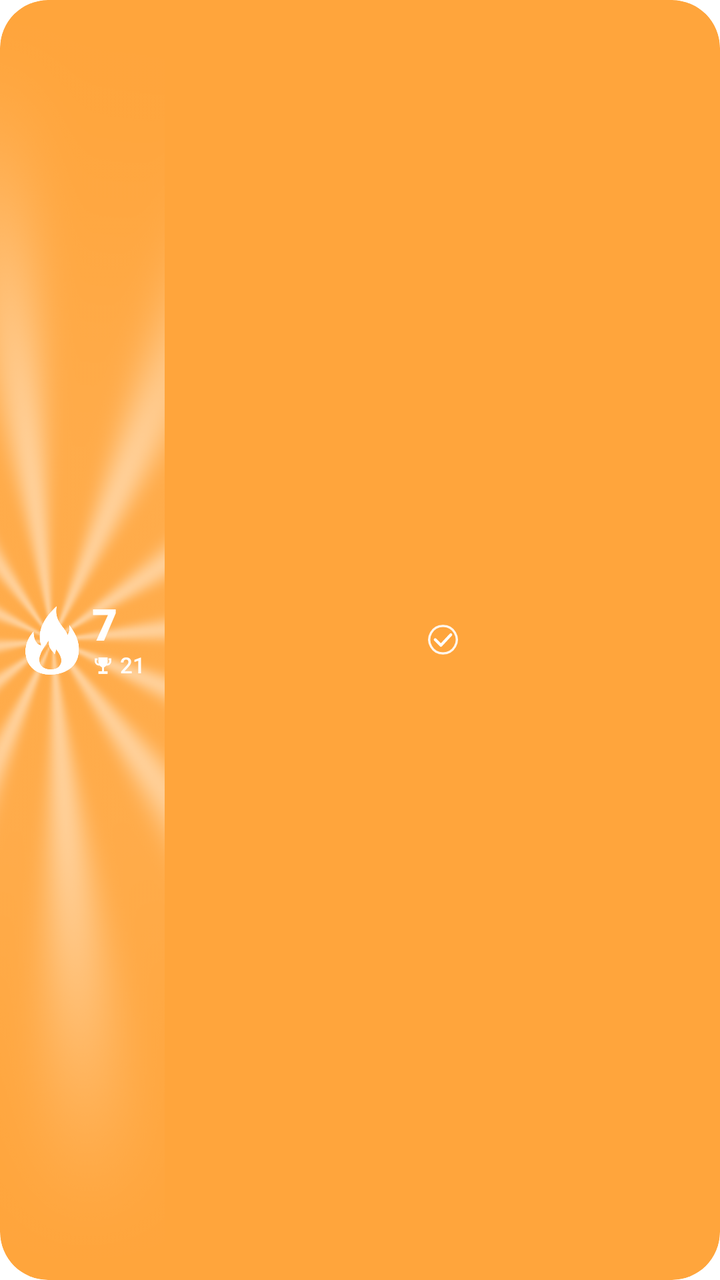
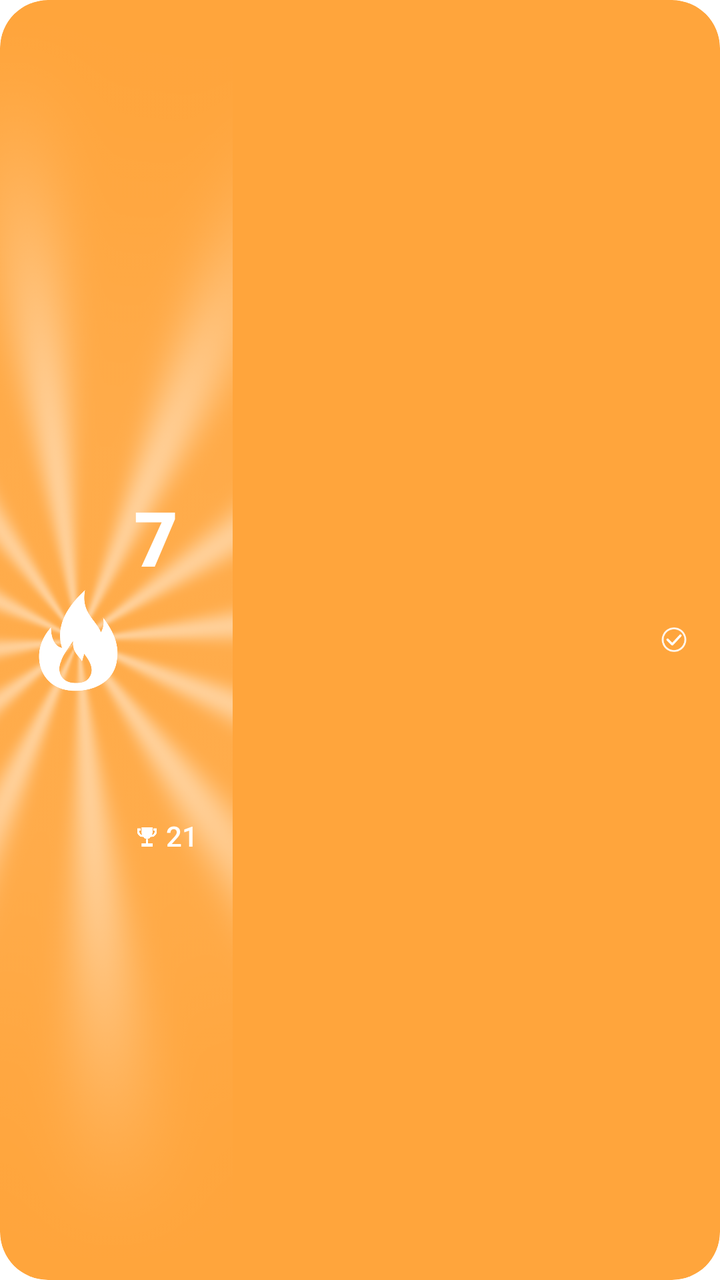

Two renders of the same Android screen: before a commit and after it. Below are the layout's source before the change and the commit's diff.
<!-- AndroidManifest.xml: fallback theme Theme.MaterialComponents.DayNight.NoActionBar -->
<!-- res/layout/streak_widget_row.xml -->
<?xml version="1.0" encoding="utf-8"?>
<FrameLayout xmlns:android="http://schemas.android.com/apk/res/android"
    android:id="@+id/streak_root"
    android:layout_width="match_parent"
    android:layout_height="match_parent"
    android:background="@drawable/streak_widget_background"
    android:clipToOutline="true"
    android:importantForAccessibility="yes">

    
    <ImageView
        android:id="@+id/streak_rays"
        android:layout_width="112dp"
        android:layout_height="match_parent"
        android:layout_marginStart="-30dp"
        android:scaleType="centerCrop"
        android:src="@drawable/streak_widget_rays"
        android:importantForAccessibility="no" />

    <LinearLayout
        android:id="@+id/streak_row_content"
        android:layout_width="match_parent"
        android:layout_height="match_parent"
        android:orientation="horizontal"
        android:gravity="center_vertical"
        android:paddingStart="10dp"
        android:paddingEnd="7dp">
        <ImageView
            android:id="@+id/streak_flame"
            android:layout_width="32dp"
            android:layout_height="36dp"
            android:scaleType="fitCenter"
            android:src="@drawable/streak_widget_flame"
            android:importantForAccessibility="no" />
        <LinearLayout
            android:layout_width="44dp"
            android:layout_height="40dp"
            android:layout_marginStart="4dp"
            android:orientation="vertical">
            <TextView
                android:id="@+id/streak_current"
                android:layout_width="match_parent"
                android:layout_height="26dp"
                android:text="7"
                android:textColor="#FFFFFF"
                android:textSize="25sp"
                android:fontFamily="sans-serif-black"
                android:includeFontPadding="false"
                android:gravity="center_vertical|start"
                android:maxLines="1"
                android:autoSizeTextType="uniform"
                android:autoSizeMinTextSize="6dp"
                android:autoSizeMaxTextSize="25dp"
                android:autoSizeStepGranularity="1dp"
                android:importantForAccessibility="no" />
            <LinearLayout
                android:layout_width="match_parent"
                android:layout_height="14dp"
                android:orientation="horizontal"
                android:gravity="center_vertical">
                <ImageView
                    android:id="@+id/streak_trophy"
                    android:layout_width="11dp"
                    android:layout_height="11dp"
                    android:src="@drawable/streak_widget_trophy"
                    android:scaleType="fitCenter"
                    android:importantForAccessibility="no" />
                <TextView
                    android:id="@+id/streak_best"
                    android:layout_width="0dp"
                    android:layout_weight="1"
                    android:layout_height="match_parent"
                    android:layout_marginStart="3dp"
                    android:text="21"
                    android:textColor="#FFFFFF"
                    android:textSize="11sp"
                    android:fontFamily="sans-serif-medium"
                    android:includeFontPadding="false"
                    android:gravity="center_vertical|start"
                    android:maxLines="1"
                    android:autoSizeTextType="uniform"
                    android:autoSizeMinTextSize="6dp"
                    android:autoSizeMaxTextSize="11dp"
                    android:autoSizeStepGranularity="1dp"
                    android:importantForAccessibility="no" />
            </LinearLayout>
        </LinearLayout>
        <ImageView
            android:id="@+id/streak_status_icon"
            android:layout_width="0dp"
            android:layout_weight="1"
            android:layout_height="17dp"
            android:src="@drawable/streak_widget_check"
            android:scaleType="fitCenter"
            android:importantForAccessibility="no" />
        <LinearLayout
            android:id="@+id/streak_week"
            android:layout_width="0dp"
            android:layout_weight="1"
            android:layout_height="38dp"
            android:layout_marginStart="5dp"
            android:paddingStart="3dp"
            android:paddingEnd="3dp"
            android:orientation="horizontal"
            android:gravity="center"
            android:background="@drawable/streak_widget_week_surface"
            android:visibility="gone" />
    </LinearLayout>
</FrameLayout>
<!-- resources referenced by this layout -->
<resources>
  <!-- drawable streak_widget_background (drawable) -->
  <shape xmlns:android="http://schemas.android.com/apk/res/android"><solid android:color="@color/streak_widget_active_background"/><corners android:radius="24dp"/></shape>
  <!-- drawable streak_widget_check (drawable) -->
  <vector xmlns:android="http://schemas.android.com/apk/res/android"
      android:width="18dp" android:height="18dp" android:viewportWidth="24" android:viewportHeight="24">
      <path android:strokeColor="#E6FFFFFF" android:strokeWidth="1.6"
          android:pathData="M12,2.3 A9.7,9.7 0,1 0,12.01,2.3"/>
      <path android:strokeColor="#FFFFFF" android:strokeWidth="2" android:strokeLineCap="round"
          android:strokeLineJoin="round" android:pathData="M6.5,12 L10.5,16 L17.5,8.5"/>
  </vector>
  <!-- drawable streak_widget_flame (drawable) -->
  <vector xmlns:android="http://schemas.android.com/apk/res/android" android:width="35dp" android:height="44dp" android:viewportWidth="84" android:viewportHeight="108">
      <group android:translateX="-11" android:translateY="-6">
          <path android:fillColor="#FFFFFF" android:fillType="evenOdd"
              android:pathData="M50,112 C26,112 14,95 14,77 C14,64 20,54 26,47 C26,60 31,67 37,68 C30,45 43,25 60,9 C56,32 70,38 76,52 C79,46 79,42 78,37 C90,53 94,66 92,80 C90,100 73,112 50,112 Z M51,104 C35,104 32,91 36,82 C38,75 43,69 48,61 C47,73 55,77 57,82 C58,78 59,76 59,74 C66,83 70,92 63,100 C60,103 56,104 51,104 Z"/>
      </group>
  </vector>
  <!-- drawable streak_widget_rays: png bitmap (drawable-nodpi, 78283 bytes) -->
  <!-- drawable streak_widget_trophy (drawable) -->
  <vector xmlns:android="http://schemas.android.com/apk/res/android"
      android:width="24dp" android:height="24dp"
      android:viewportWidth="24" android:viewportHeight="24">
      <path android:fillColor="#FFFFFF"
          android:pathData="M7,3H17V8C17,11.1 14.8,13.6 12,14C9.2,13.6 7,11.1 7,8ZM11,14H13V18H17V21H7V18H11ZM3,4H6V6H5V7C5,8.6 6.3,10 8,10V12C5.2,12 3,9.8 3,7ZM18,4H21V7C21,9.8 18.8,12 16,12V10C17.7,10 19,8.6 19,7V6H18Z" />
  </vector>
  <!-- drawable streak_widget_week_surface (drawable) -->
  <shape xmlns:android="http://schemas.android.com/apk/res/android"><solid android:color="#26A14C00"/><corners android:radius="14dp"/></shape>
  <color name="streak_widget_active_background">#FFA53C</color>
</resources>

<!-- the commit's change to res/layout/streak_widget_row.xml (unified diff, before → after) -->
@@ -10,9 +10,9 @@
     
     <ImageView
         android:id="@+id/streak_rays"
-        android:layout_width="112dp"
+        android:layout_width="154dp"
         android:layout_height="match_parent"
-        android:layout_marginStart="-30dp"
+        android:layout_marginStart="-38dp"
         android:scaleType="centerCrop"
         android:src="@drawable/streak_widget_rays"
         android:importantForAccessibility="no" />
@@ -23,45 +23,50 @@
         android:layout_height="match_parent"
         android:orientation="horizontal"
         android:gravity="center_vertical"
-        android:paddingStart="10dp"
-        android:paddingEnd="7dp">
+        android:paddingStart="18dp"
+        android:paddingEnd="16dp">
         <ImageView
             android:id="@+id/streak_flame"
-            android:layout_width="32dp"
-            android:layout_height="36dp"
+            android:layout_width="42dp"
+            android:layout_height="match_parent"
             android:scaleType="fitCenter"
             android:src="@drawable/streak_widget_flame"
             android:importantForAccessibility="no" />
         <LinearLayout
-            android:layout_width="44dp"
-            android:layout_height="40dp"
-            android:layout_marginStart="4dp"
+            android:layout_width="28dp"
+            android:layout_weight="0.1"
+            android:layout_height="match_parent"
+            android:weightSum="7"
+            android:gravity="center_vertical"
+            android:layout_marginStart="7dp"
             android:orientation="vertical">
             <TextView
                 android:id="@+id/streak_current"
                 android:layout_width="match_parent"
-                android:layout_height="26dp"
+                android:layout_height="25dp"
+                android:layout_weight="2"
                 android:text="7"
                 android:textColor="#FFFFFF"
-                android:textSize="25sp"
+                android:textSize="38sp"
                 android:fontFamily="sans-serif-black"
                 android:includeFontPadding="false"
                 android:gravity="center_vertical|start"
                 android:maxLines="1"
                 android:autoSizeTextType="uniform"
                 android:autoSizeMinTextSize="6dp"
-                android:autoSizeMaxTextSize="25dp"
+                android:autoSizeMaxTextSize="38dp"
                 android:autoSizeStepGranularity="1dp"
                 android:importantForAccessibility="no" />
             <LinearLayout
                 android:layout_width="match_parent"
-                android:layout_height="14dp"
+                android:layout_height="13dp"
+                android:layout_weight="1"
                 android:orientation="horizontal"
                 android:gravity="center_vertical">
                 <ImageView
                     android:id="@+id/streak_trophy"
-                    android:layout_width="11dp"
-                    android:layout_height="11dp"
+                    android:layout_width="13dp"
+                    android:layout_height="match_parent"
                     android:src="@drawable/streak_widget_trophy"
                     android:scaleType="fitCenter"
                     android:importantForAccessibility="no" />
@@ -73,22 +78,21 @@
                     android:layout_marginStart="3dp"
                     android:text="21"
                     android:textColor="#FFFFFF"
-                    android:textSize="11sp"
+                    android:textSize="14sp"
                     android:fontFamily="sans-serif-medium"
                     android:includeFontPadding="false"
                     android:gravity="center_vertical|start"
                     android:maxLines="1"
                     android:autoSizeTextType="uniform"
                     android:autoSizeMinTextSize="6dp"
-                    android:autoSizeMaxTextSize="11dp"
+                    android:autoSizeMaxTextSize="14dp"
                     android:autoSizeStepGranularity="1dp"
                     android:importantForAccessibility="no" />
             </LinearLayout>
         </LinearLayout>
         <ImageView
             android:id="@+id/streak_status_icon"
-            android:layout_width="0dp"
-            android:layout_weight="1"
+            android:layout_width="14dp"
             android:layout_height="17dp"
             android:src="@drawable/streak_widget_check"
             android:scaleType="fitCenter"
@@ -97,13 +101,10 @@
             android:id="@+id/streak_week"
             android:layout_width="0dp"
             android:layout_weight="1"
-            android:layout_height="38dp"
-            android:layout_marginStart="5dp"
-            android:paddingStart="3dp"
-            android:paddingEnd="3dp"
+            android:layout_height="match_parent"
+            android:layout_marginStart="10dp"
             android:orientation="horizontal"
             android:gravity="center"
-            android:background="@drawable/streak_widget_week_surface"
             android:visibility="gone" />
     </LinearLayout>
 </FrameLayout>
<!-- resource entries referenced after the edit -->
@@ -25,8 +25,6 @@
       <path android:fillColor="#FFFFFF"
           android:pathData="M7,3H17V8C17,11.1 14.8,13.6 12,14C9.2,13.6 7,11.1 7,8ZM11,14H13V18H17V21H7V18H11ZM3,4H6V6H5V7C5,8.6 6.3,10 8,10V12C5.2,12 3,9.8 3,7ZM18,4H21V7C21,9.8 18.8,12 16,12V10C17.7,10 19,8.6 19,7V6H18Z" />
   </vector>
-  <!-- drawable streak_widget_week_surface (drawable) -->
-  <shape xmlns:android="http://schemas.android.com/apk/res/android"><solid android:color="#26A14C00"/><corners android:radius="14dp"/></shape>
   <color name="streak_widget_active_background">#FFA53C</color>
 </resources>
 
